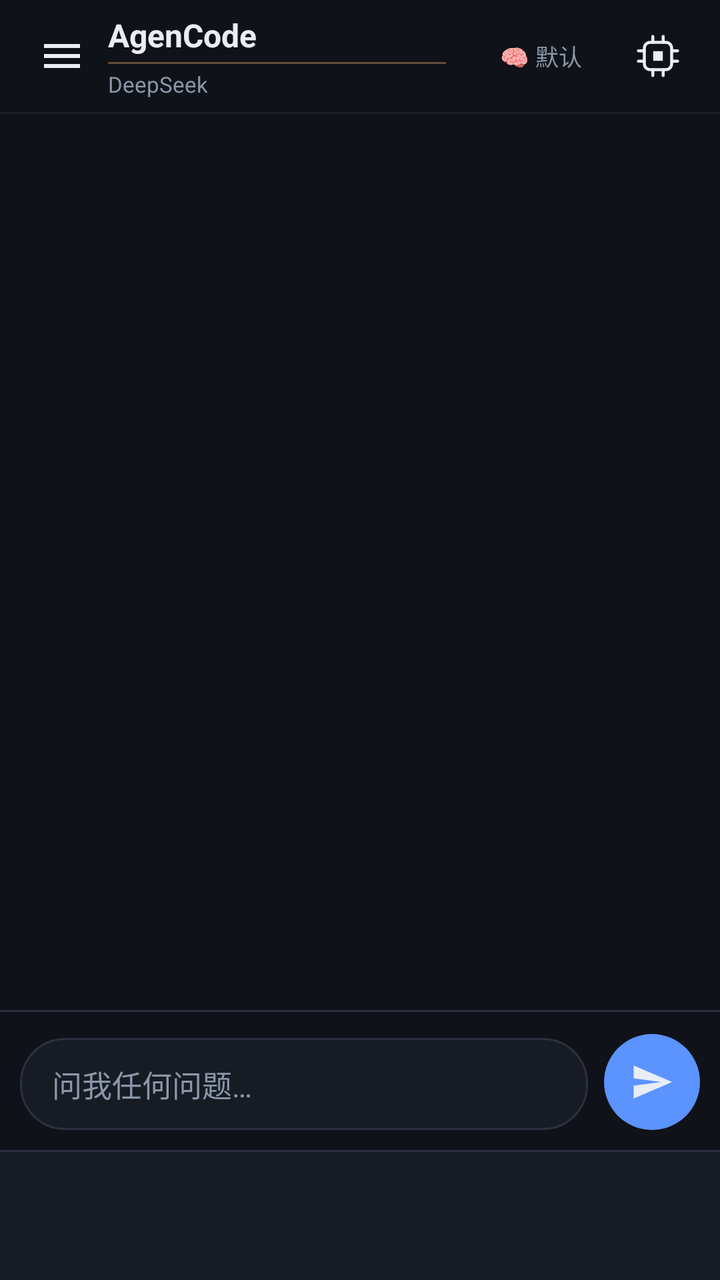
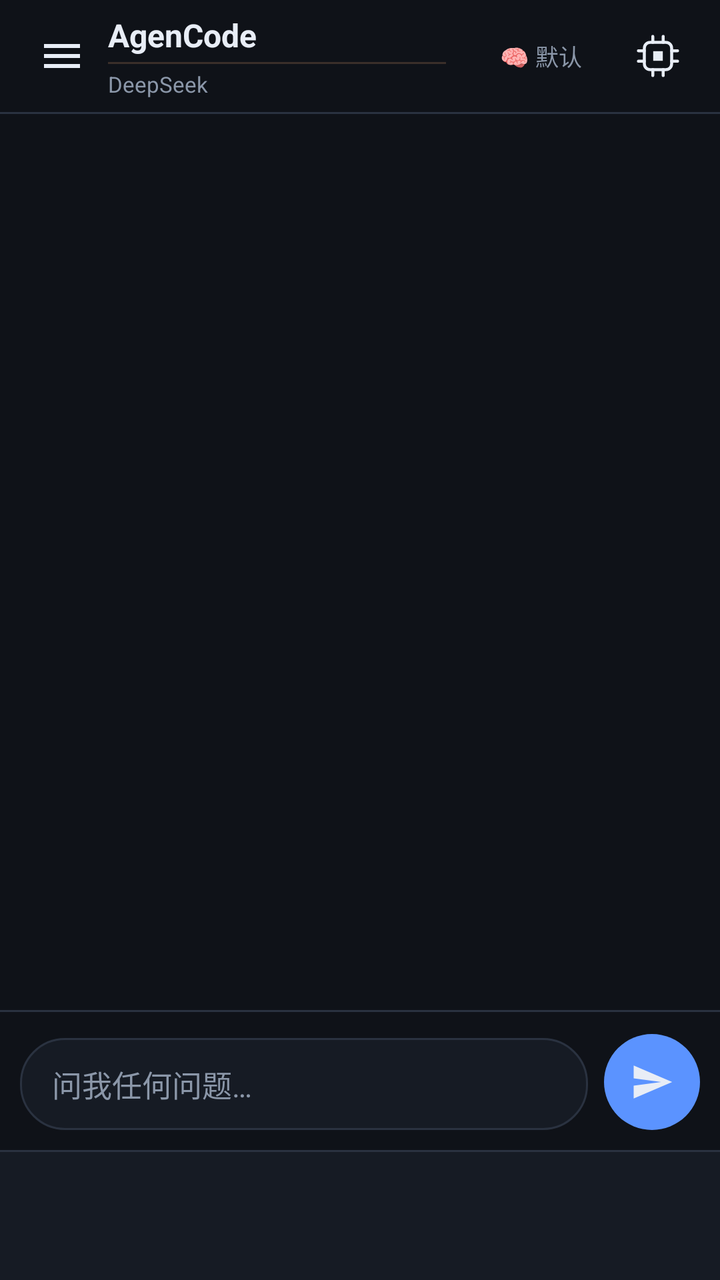

Screens rendered from an Android XML layout before and after an edit, with the pre-edit source and the edit as a unified diff.
<!-- AndroidManifest.xml: application theme AppTheme -->
<!-- res/layout/activity_main.xml -->
<?xml version="1.0" encoding="utf-8"?>
<LinearLayout xmlns:android="http://schemas.android.com/apk/res/android"
    android:id="@+id/root"
    android:layout_width="match_parent"
    android:layout_height="match_parent"
    android:orientation="vertical"
    android:background="?attr/neb_bg"
    android:fitsSystemWindows="true">

    <FrameLayout
        android:id="@+id/contentHost"
        android:layout_width="match_parent"
        android:layout_height="0dp"
        android:layout_weight="1">

        <LinearLayout
            android:id="@+id/pageChat"
            android:layout_width="match_parent"
            android:layout_height="match_parent"
            android:orientation="vertical">

    
    <LinearLayout
        android:layout_width="match_parent"
        android:layout_height="56dp"
        android:orientation="horizontal"
        android:gravity="center_vertical"
        android:paddingStart="12dp"
        android:paddingEnd="12dp">

        <ImageButton
            android:id="@+id/btnMenu"
            android:layout_width="38dp"
            android:layout_height="38dp"
            android:background="@drawable/icon_btn_bg"
            android:src="@drawable/ic_menu"
            android:scaleType="centerInside"
            android:tint="?attr/neb_text"
            android:contentDescription="会话列表" />

        <LinearLayout
            android:layout_width="0dp"
            android:layout_height="wrap_content"
            android:layout_weight="1"
            android:orientation="vertical"
            android:paddingStart="4dp">

            <TextView
                android:id="@+id/tvTitle"
                android:layout_width="match_parent"
                android:layout_height="wrap_content"
                android:maxLines="1"
                android:ellipsize="end"
                android:text="@string/app_name"
                android:textColor="?attr/neb_text"
                android:textSize="16sp"
                android:textStyle="bold" />

            
            <View
                android:id="@+id/tvTitleDivider"
                android:layout_width="match_parent"
                android:layout_height="1dp"
                android:layout_marginTop="2.5dp"
                android:layout_marginBottom="2.5dp"
                android:layout_marginEnd="12dp"
                android:alpha="0.35"
                android:background="#FFB877" />

            <LinearLayout
                android:layout_width="match_parent"
                android:layout_height="wrap_content"
                android:orientation="horizontal"
                android:gravity="center_vertical">

                <ImageView
                    android:id="@+id/ivModelIcon"
                    android:layout_width="13.2dp"
                    android:layout_height="9.62dp"
                    android:layout_marginEnd="4dp"
                    android:src="@drawable/ic_deepseek"
                    android:scaleType="fitCenter"
                    android:contentDescription="模型标识"
                    android:visibility="gone" />

                <TextView
                    android:id="@+id/tvSub"
                    android:layout_width="wrap_content"
                    android:layout_height="wrap_content"
                    android:maxWidth="120dp"
                    android:maxLines="1"
                    android:ellipsize="end"
                    android:text="DeepSeek"
                    android:textColor="?attr/neb_dim"
                    android:textSize="11sp" />

                
                <TextView
                    android:id="@+id/tvBalance"
                    android:layout_width="wrap_content"
                    android:layout_height="wrap_content"
                    android:layout_marginStart="7dp"
                    android:paddingStart="6dp"
                    android:paddingEnd="6dp"
                    android:paddingTop="1dp"
                    android:paddingBottom="1dp"
                    android:maxLines="1"
                    android:gravity="center_vertical"
                    android:text=""
                    android:textColor="?attr/neb_dim"
                    android:textSize="10.5sp"
                    android:visibility="gone"
                    android:contentDescription="账户余额" />
            </LinearLayout>
        </LinearLayout>

        <TextView
            android:id="@+id/tvThink"
            android:layout_width="wrap_content"
            android:layout_height="30dp"
            android:gravity="center"
            android:paddingStart="9dp"
            android:paddingEnd="9dp"
            android:maxLines="1"
            android:text="🧠 默认"
            android:textSize="11.5sp"
            android:textColor="?attr/neb_dim"
            android:layout_marginStart="6dp"
            android:layout_marginEnd="10dp"
            android:contentDescription="思考强度" />

        <ImageButton
            android:id="@+id/btnSettings"
            android:layout_width="38dp"
            android:layout_height="38dp"
            android:background="@drawable/icon_btn_bg"
            android:src="@drawable/ic_ai_chip"
            android:scaleType="centerInside"
            android:tint="?attr/neb_text"
            android:contentDescription="选择模型（长按进设置）" />
    </LinearLayout>

    <View
        android:layout_width="match_parent"
        android:layout_height="1dp"
        android:alpha="0.35"
        android:background="?attr/neb_stroke" />

    
    <ScrollView
        android:id="@+id/scroll"
        android:layout_width="match_parent"
        android:layout_height="0dp"
        android:layout_weight="1"
        android:fillViewport="true"
        android:scrollbars="none"
        android:clipToPadding="false"
        android:paddingBottom="8dp">

        <LinearLayout
            android:id="@+id/chatContainer"
            android:layout_width="match_parent"
            android:layout_height="wrap_content"
            android:orientation="vertical"
            android:paddingStart="10dp"
            android:paddingEnd="10dp"
            android:paddingTop="12dp" />
    </ScrollView>

    
    <View
        android:layout_width="match_parent"
        android:layout_height="1dp"
        android:background="?attr/neb_stroke" />

    
    <LinearLayout
        android:id="@+id/composerBar"
        android:layout_width="match_parent"
        android:layout_height="wrap_content"
        android:orientation="vertical"
        android:paddingTop="7dp" />

    <LinearLayout
        android:layout_width="match_parent"
        android:layout_height="wrap_content"
        android:orientation="horizontal"
        android:gravity="bottom"
        android:paddingStart="10dp"
        android:paddingEnd="10dp"
        android:paddingTop="4dp"
        android:paddingBottom="10dp">

        <EditText
            android:id="@+id/etInput"
            android:layout_width="0dp"
            android:layout_height="wrap_content"
            android:layout_weight="1"
            android:background="@drawable/input_bg"
            android:minHeight="46dp"
            android:maxLines="6"
            android:paddingStart="16dp"
            android:paddingEnd="16dp"
            android:paddingTop="12dp"
            android:paddingBottom="12dp"
            android:hint="@string/hint_input"
            android:textColor="?attr/neb_text"
            android:textColorHint="?attr/neb_dim"
            android:textSize="15sp"
            android:gravity="top|start"
            android:inputType="textCapSentences|textMultiLine"
            android:imeOptions="flagNoExtractUi" />

        <FrameLayout
            android:layout_width="48dp"
            android:layout_height="48dp"
            android:layout_marginStart="8dp">

            <ImageButton
                android:id="@+id/btnSend"
                android:layout_width="48dp"
                android:layout_height="48dp"
                android:background="@drawable/btn_round"
                android:src="@drawable/ic_send"
                android:scaleType="centerInside"
                android:padding="13dp"
                android:tint="?attr/neb_text"
                android:contentDescription="@string/send" />
        </FrameLayout>
    </LinearLayout>
        </LinearLayout>
    </FrameLayout>

    <View
        android:layout_width="match_parent"
        android:layout_height="1dp"
        android:background="?attr/neb_stroke" />

    <LinearLayout
        android:id="@+id/bottomBar"
        android:layout_width="match_parent"
        android:layout_height="64dp"
        android:orientation="horizontal"
        android:baselineAligned="false"
        android:background="?attr/neb_surface" />
</LinearLayout>
<!-- resources referenced by this layout -->
<resources>
  <!-- drawable btn_round (drawable) -->
  <?xml version="1.0" encoding="utf-8"?>
  <ripple xmlns:android="http://schemas.android.com/apk/res/android"
      android:color="?android:attr/colorControlHighlight">
      <item>
          <shape android:shape="oval">
              <solid android:color="?attr/neb_accent" />
          </shape>
      </item>
  </ripple>
  <!-- drawable ic_menu (drawable) -->
  <vector xmlns:android="http://schemas.android.com/apk/res/android"
      android:width="24dp" android:height="24dp"
      android:viewportWidth="24" android:viewportHeight="24"
      android:tint="?attr/colorControlNormal">
      <path android:fillColor="?attr/neb_text"
          android:pathData="M3,6h18v2H3V6zM3,11h18v2H3V11zM3,16h18v2H3V16z" />
  </vector>
  <!-- drawable ic_send (drawable) -->
  <vector xmlns:android="http://schemas.android.com/apk/res/android"
      android:width="24dp" android:height="24dp"
      android:viewportWidth="24" android:viewportHeight="24">
      <path android:fillColor="?attr/neb_text"
          android:pathData="M2.01,21L23,12 2.01,3 2,10l15,2 -15,2z" />
  </vector>
  <!-- drawable icon_btn_bg (drawable) -->
  <?xml version="1.0" encoding="utf-8"?>
  <ripple xmlns:android="http://schemas.android.com/apk/res/android"
      android:color="?android:attr/colorControlHighlight">
      <item android:id="@android:id/mask">
          <shape android:shape="oval">
              <solid android:color="#FFFFFFFF" />
          </shape>
      </item>
  </ripple>
  <!-- drawable input_bg (drawable) -->
  <?xml version="1.0" encoding="utf-8"?>
  <shape xmlns:android="http://schemas.android.com/apk/res/android" android:shape="rectangle">
      <solid android:color="?attr/neb_surface" />
      <stroke android:width="1dp" android:color="?attr/neb_stroke" />
      <corners android:radius="22dp" />
  </shape>
  <string name="app_name">AgenCode</string>
  <string name="hint_input">问我任何问题…</string>
  <string name="send">发送</string>
  <color name="bg">#0F1218</color>
  <color name="accent">#5B93FF</color>
  <color name="text">#E8EDF6</color>
  <color name="text_dim">#8B97A9</color>
  <color name="surface">#161B24</color>
  <color name="surface2">#1E2530</color>
  <color name="stroke">#2A3240</color>
  <color name="code_bg">#0B0E14</color>
  <style name="NebDialog" parent="Theme.AppCompat.Dialog">
          <item name="colorAccent">@color/accent</item>
          <item name="android:textColorPrimary">@color/text</item>
          <item name="android:textColorSecondary">@color/text_dim</item>
          <item name="android:textColorHint">@color/text_dim</item>
          <item name="android:colorBackground">@color/surface</item>
          <item name="android:windowBackground">@drawable/neb_dialog_bg</item>
          <item name="android:colorBackgroundFloating">@color/surface</item>
          <item name="neb_bg">@color/bg</item>
          <item name="neb_surface">@color/surface</item>
          <item name="neb_surface2">@color/surface2</item>
          <item name="neb_stroke">@color/stroke</item>
          <item name="neb_text">@color/text</item>
          <item name="neb_dim">@color/text_dim</item>
          <item name="neb_accent">@color/accent</item>
          <item name="neb_code">@color/code_bg</item>
      </style>
  <!-- drawable neb_dialog_bg (drawable) -->
  <?xml version="1.0" encoding="utf-8"?>
  <shape xmlns:android="http://schemas.android.com/apk/res/android"
      android:shape="rectangle">
      <solid android:color="?attr/neb_surface" />
  </shape>
  <!-- unchanged entries left out for length: 3 -->
</resources>

<!-- the commit's change to res/layout/activity_main.xml (unified diff, before → after) -->
@@ -64,7 +64,7 @@
                 android:layout_marginTop="2.5dp"
                 android:layout_marginBottom="2.5dp"
                 android:layout_marginEnd="12dp"
-                android:alpha="0.35"
+                android:alpha="0.18"
                 android:background="#FFB877" />
 
             <LinearLayout
@@ -143,7 +143,6 @@
     <View
         android:layout_width="match_parent"
         android:layout_height="1dp"
-        android:alpha="0.35"
         android:background="?attr/neb_stroke" />
 
     
